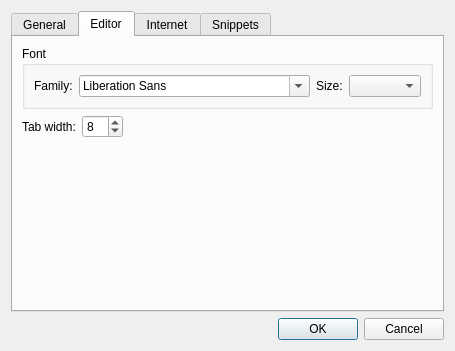
This is app/optionsdialog.ui in cloose/CuteMarkEd as Qt 5 draws it before an edit. The edited form follows.
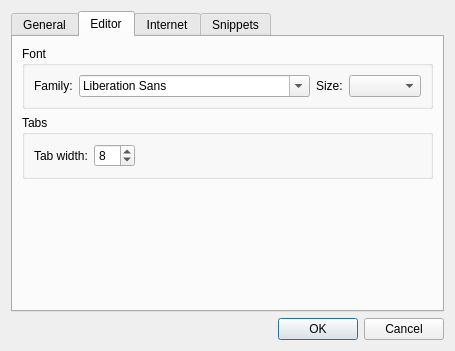
This is the edited form. The open tabs and pages were chosen to show the change.

Commit message:
GroupBox for tab width option
Added groupbox for the new tab width option to the OptionsDialog.

```diff
--- a/app/optionsdialog.ui
+++ b/app/optionsdialog.ui
@@ -73,8 +73,8 @@
       <attribute name="title">
        <string>Editor</string>
       </attribute>
-      <layout class="QGridLayout" name="gridLayout_1">
-       <item row="0" column="0" colspan="3">
+      <layout class="QVBoxLayout" name="verticalLayout_2">
+       <item>
         <widget class="QGroupBox" name="fontGroupBox">
          <property name="title">
           <string>Font</string>
@@ -103,14 +103,20 @@
          </layout>
         </widget>
        </item>
-       <item row="1" column="0">
+       <item>
+        <widget class="QGroupBox" name="tabsGroupBox">
+         <property name="title">
+          <string>Tabs</string>
+         </property>
+         <layout class="QHBoxLayout" name="horizontalLayout_3">
+          <item>
         <widget class="QLabel" name="tabWidthLabel">
          <property name="text">
           <string>Tab width:</string>
          </property>
         </widget>
        </item>
-       <item row="1" column="1">
+          <item>
         <widget class="QSpinBox" name="tabWidthSpinBox">
          <property name="minimum">
           <number>1</number>
@@ -123,20 +129,23 @@
          </property>
         </widget>
        </item>
-       <item row="1" column="2">
+          <item>
         <spacer name="horizontalSpacer">
          <property name="orientation">
           <enum>Qt::Horizontal</enum>
          </property>
          <property name="sizeHint" stdset="0">
           <size>
-           <width>275</width>
+              <width>40</width>
            <height>20</height>
           </size>
          </property>
         </spacer>
        </item>
-       <item row="2" column="0" colspan="3">
+         </layout>
+        </widget>
+       </item>
+       <item>
         <spacer name="verticalSpacer">
          <property name="orientation">
           <enum>Qt::Vertical</enum>
```
Lines whose indentation alone changed are shown as unchanged.
